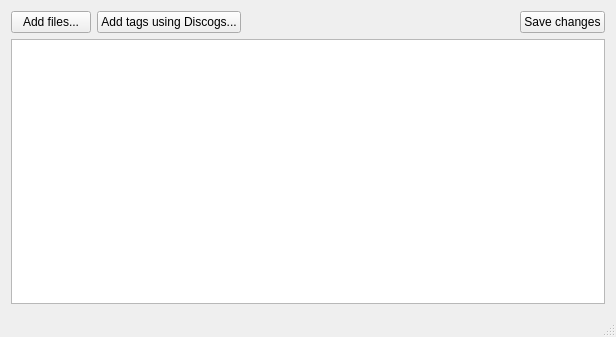
Old version of the form mainwindow.ui in the repository megakoko/discogs-tagger.
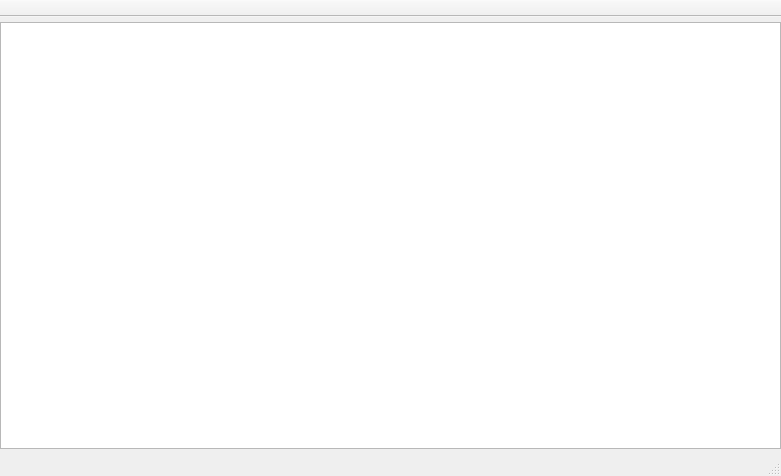
New version of the form.

```diff
--- a/mainwindow.ui
+++ b/mainwindow.ui
@@ -6,53 +6,43 @@
    <rect>
     <x>0</x>
     <y>0</y>
-    <width>616</width>
-    <height>337</height>
+    <width>781</width>
+    <height>476</height>
    </rect>
   </property>
   <property name="windowTitle">
    <string>MainWindow</string>
   </property>
+  <property name="styleSheet">
+   <string notr="true"/>
+  </property>
+  <property name="dockOptions">
+   <set>QMainWindow::AllowNestedDocks|QMainWindow::AllowTabbedDocks|QMainWindow::AnimatedDocks</set>
+  </property>
   <widget class="QWidget" name="centralWidget">
    <layout class="QVBoxLayout" name="verticalLayout">
-    <item>
-     <layout class="QHBoxLayout" name="horizontalLayout">
-      <item>
-       <widget class="QPushButton" name="m_addFiles">
-        <property name="text">
-         <string>Add files...</string>
-        </property>
-       </widget>
-      </item>
-      <item>
-       <widget class="QPushButton" name="m_addDiscogsTags">
-        <property name="text">
-         <string>Add tags using Discogs...</string>
-        </property>
-       </widget>
-      </item>
+    <property name="spacing">
+     <number>0</number>
+    </property>
+    <property name="margin">
+     <number>0</number>
+    </property>
       <item>
-       <spacer name="horizontalSpacer">
-        <property name="orientation">
-         <enum>Qt::Horizontal</enum>
+     <widget class="QStackedWidget" name="m_stackedWidget">
+      <widget class="QWidget" name="m_stackedWidgetPage1">
+       <layout class="QVBoxLayout" name="verticalLayout_3">
+        <property name="leftMargin">
+         <number>0</number>
         </property>
-        <property name="sizeHint" stdset="0">
-         <size>
-          <width>40</width>
-          <height>20</height>
-         </size>
+        <property name="topMargin">
+         <number>5</number>
         </property>
-       </spacer>
-      </item>
-      <item>
-       <widget class="QPushButton" name="m_save">
-        <property name="text">
-         <string>Save changes</string>
+        <property name="rightMargin">
+         <number>0</number>
         </property>
-       </widget>
-      </item>
-     </layout>
-    </item>
+        <property name="bottomMargin">
+         <number>5</number>
+        </property>
     <item>
      <widget class="QTableView" name="m_mainTable">
       <property name="cornerButtonEnabled">
@@ -68,17 +58,31 @@
     </item>
    </layout>
   </widget>
-  <widget class="QMenuBar" name="menuBar">
-   <property name="geometry">
-    <rect>
-     <x>0</x>
-     <y>0</y>
-     <width>616</width>
-     <height>26</height>
-    </rect>
+     </widget>
+    </item>
+   </layout>
+  </widget>
+  <widget class="QStatusBar" name="m_statusBar"/>
+  <widget class="QToolBar" name="m_toolBar">
+   <property name="windowTitle">
+    <string>toolBar</string>
    </property>
+   <property name="movable">
+    <bool>false</bool>
+   </property>
+   <property name="toolButtonStyle">
+    <enum>Qt::ToolButtonTextBesideIcon</enum>
+   </property>
+   <property name="floatable">
+    <bool>false</bool>
+   </property>
+   <attribute name="toolBarArea">
+    <enum>TopToolBarArea</enum>
+   </attribute>
+   <attribute name="toolBarBreak">
+    <bool>false</bool>
+   </attribute>
   </widget>
-  <widget class="QStatusBar" name="statusBar"/>
  </widget>
  <layoutdefault spacing="6" margin="11"/>
  <resources/>
```
Left out of the diff: 3 changed lines with no effect on the pictures. Lines whose indentation alone changed are shown as unchanged.
